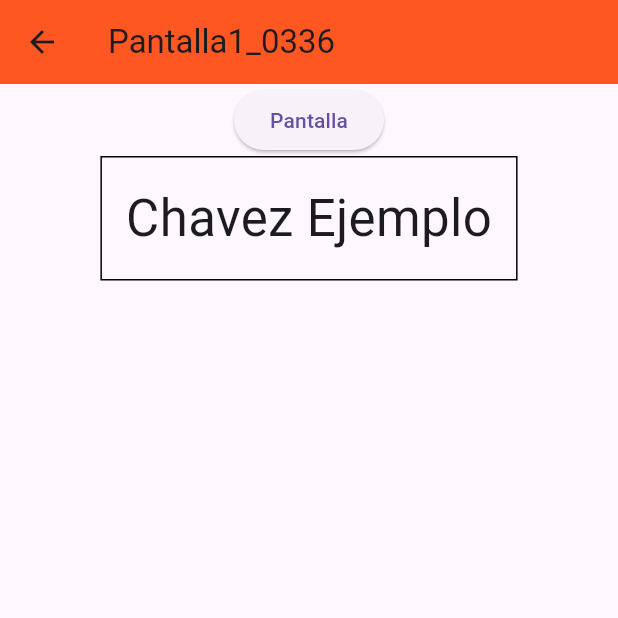
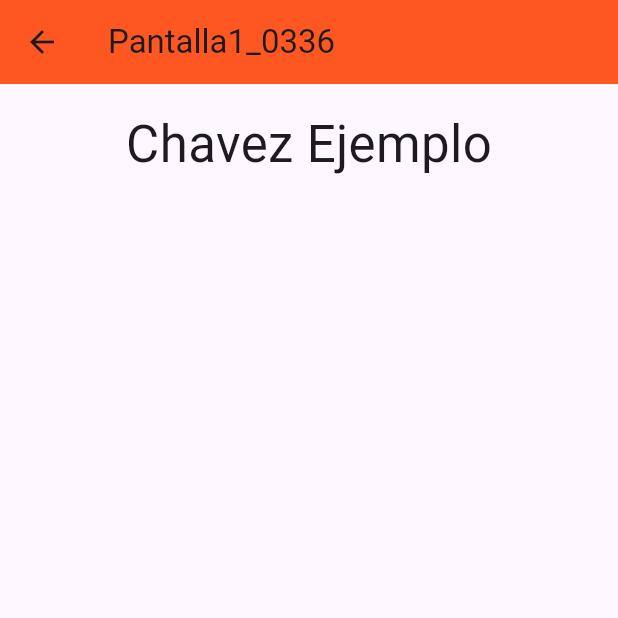
Before and after one commit to isaacChavezzz/p15RutasV2-0336, a Flutter app: the Pantalla1_0336 screen opened by its route, on a phone screen of 412 x 824 dp, the top half of it. Run offline on Flutter 3.47's test engine with Material 3 defaults, Android fonts, the phone set to English and light mode, and no system bars.

```diff
--- a/lib/pantalla1_0336.dart
+++ b/lib/pantalla1_0336.dart
@@ -12,12 +12,8 @@ class Pantalla1_0336 extends StatelessWidget {
       body: Center(
         child: Column(
           children: [
-            ElevatedButton(onPressed: () {}, child: const Text("Pantalla")),
             Container(
               padding: const EdgeInsets.all(16.0),
-              decoration: BoxDecoration(
-                border: Border.all(),
-              ),
               child: const Text("Chavez Ejemplo",
                   style: TextStyle(fontSize: 34.0)),
             )
```
